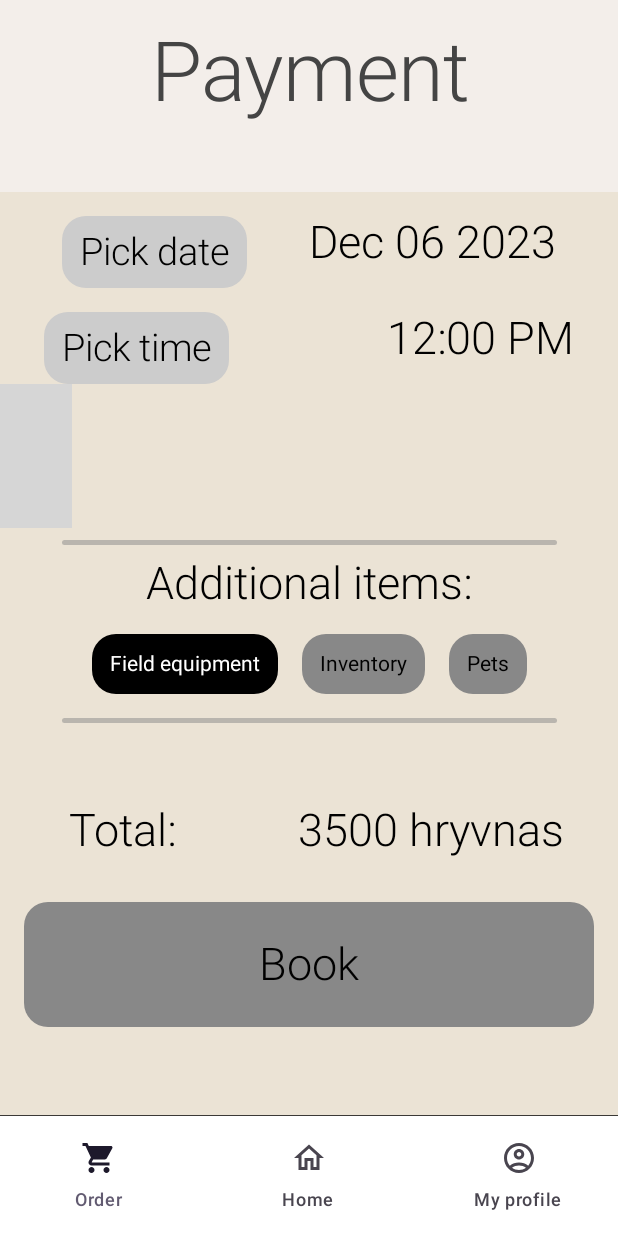
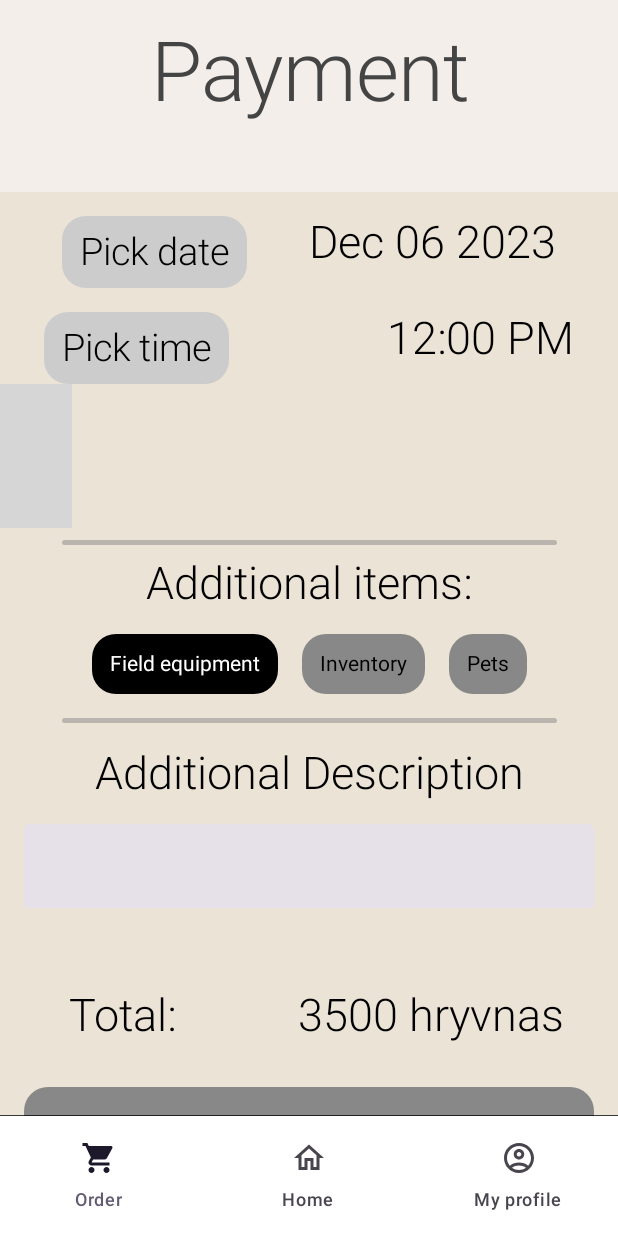
Before and after one commit to stonefacead/android-photographer-app, an Android app built with Jetpack Compose: the screen it shows after launch (MainActivity), after a tap on "Field equipment", on a phone screen of 412 x 824 dp. Run offline under Robolectric (Android 15) with nearby library versions, the phone set to English and light mode, and no system bars; libraries missing offline, so code that uses them is left out: com.vanpra.composematerialdialogs; pictures from the network do not load; grey boxes are pictures that could not be loaded.

Commit message:
added additional description in PaymentScreen

```diff
--- a/app/src/main/java/com/example/myapplication/PaymentScreen.kt
+++ b/app/src/main/java/com/example/myapplication/PaymentScreen.kt
@@ -23,6 +23,7 @@ import androidx.compose.ui.graphics.Color
 import androidx.compose.ui.tooling.preview.Preview
 import androidx.compose.ui.unit.dp
 import androidx.compose.ui.platform.LocalContext
+import androidx.compose.ui.text.TextStyle
 import androidx.compose.ui.text.font.FontFamily
 import androidx.compose.ui.text.font.FontWeight
 import androidx.compose.ui.unit.sp
@@ -61,13 +62,22 @@ fun ScreenView() {
         Spacer(modifier = Modifier.height(8.dp))
         DividerLine()
         Spacer(modifier = Modifier.height(8.dp))
-        Column(modifier = Modifier.fillMaxWidth(),
-            horizontalAlignment = Alignment.CenterHorizontally) {
-            Text(text = "Additional items:", fontSize = 30.sp, fontFamily = FontFamily.SansSerif, fontWeight = FontWeight.Light)
+        Column(
+            modifier = Modifier.fillMaxWidth(),
+            horizontalAlignment = Alignment.CenterHorizontally
+        ) {
+            Text(
+                text = "Additional items:",
+                fontSize = 30.sp,
+                fontFamily = FontFamily.SansSerif,
+                fontWeight = FontWeight.Light
+            )
         }
         Spacer(modifier = Modifier.height(8.dp))
-        Row(modifier = Modifier.fillMaxWidth(),
-            horizontalArrangement = Arrangement.SpaceEvenly) {
+        Row(
+            modifier = Modifier.fillMaxWidth(),
+            horizontalArrangement = Arrangement.SpaceEvenly
+        ) {
             val tagsWithPrices = listOf(
                 TagPrice("Field equipment", 500),
                 TagPrice("Inventory", 800),
@@ -81,26 +91,35 @@ fun ScreenView() {
         Spacer(modifier = Modifier.height(8.dp))
         DividerLine()
         Spacer(modifier = Modifier.height(16.dp))
+        Column(
+            modifier = Modifier.fillMaxWidth(),
+            horizontalAlignment = Alignment.CenterHorizontally
+        ) {
+            Text(
+                text = "Additional Description",
+                fontSize = 30.sp,
+                fontFamily = FontFamily.SansSerif,
+                fontWeight = FontWeight.Light
+            )
+        }
         Row(modifier = Modifier.fillMaxWidth(), horizontalArrangement = Arrangement.Center)
         {//TODO: Fix this goddamn textfield
-            /*TextField(
-                value = "",
-                onValueChange = {},
-                placeholder = {
-                    Text(
-                        text = "Additional Description",
-                        color = Color.Gray
-                    )
-                },
-                shape = RoundedCornerShape(8.dp),
+            var additionalDescription by remember { mutableStateOf("") }
+            TextField(
+                value = additionalDescription,
+                onValueChange = { additionalDescription = it },
+                modifier = Modifier
+                    .fillMaxWidth()
+                    .padding(16.dp),
+                textStyle = TextStyle(fontSize = 20.sp),
                 colors = TextFieldDefaults.textFieldColors(
+                    textColor = Color.Black,
+                    cursorColor = Color.Black,
+                    placeholderColor = Color.Gray,
                     focusedIndicatorColor = Color.Transparent,
-                    unfocusedIndicatorColor = Color.Transparent,
-                    disabledIndicatorColor = Color.Transparent,
-                    textColor = Color.Black,
-                    cursorColor = Color.Black
+                    unfocusedIndicatorColor = Color.Transparent
                 )
-            )*/
+            )
         }
         Spacer(modifier = Modifier.height(8.dp))
         Row(
```
